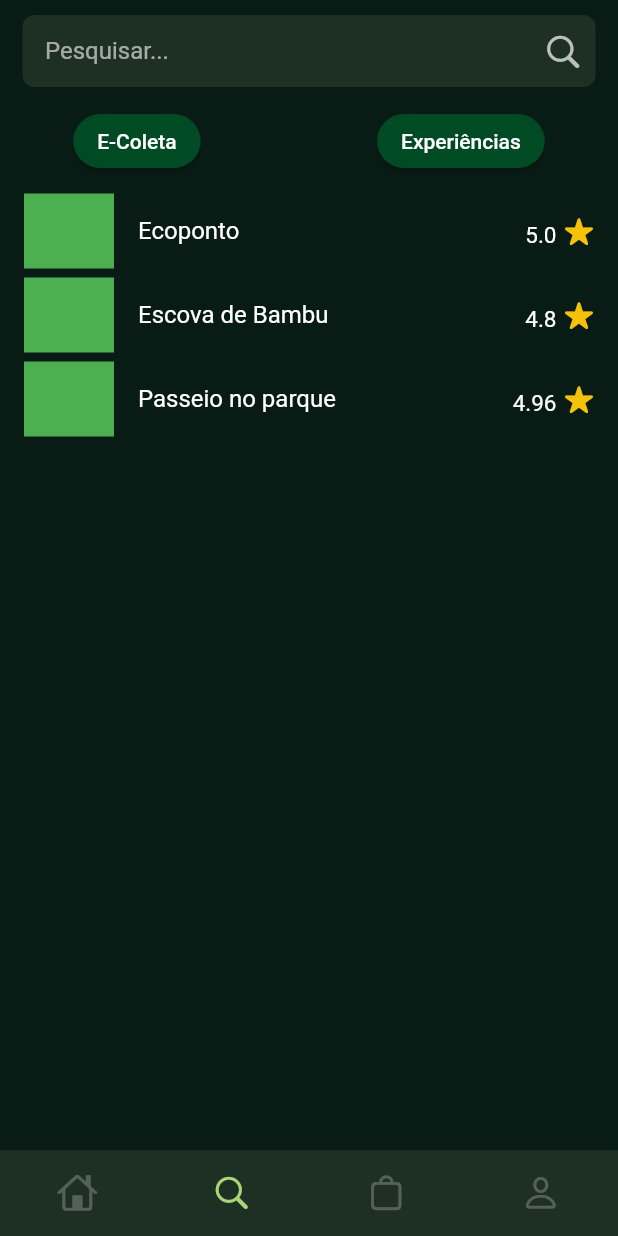
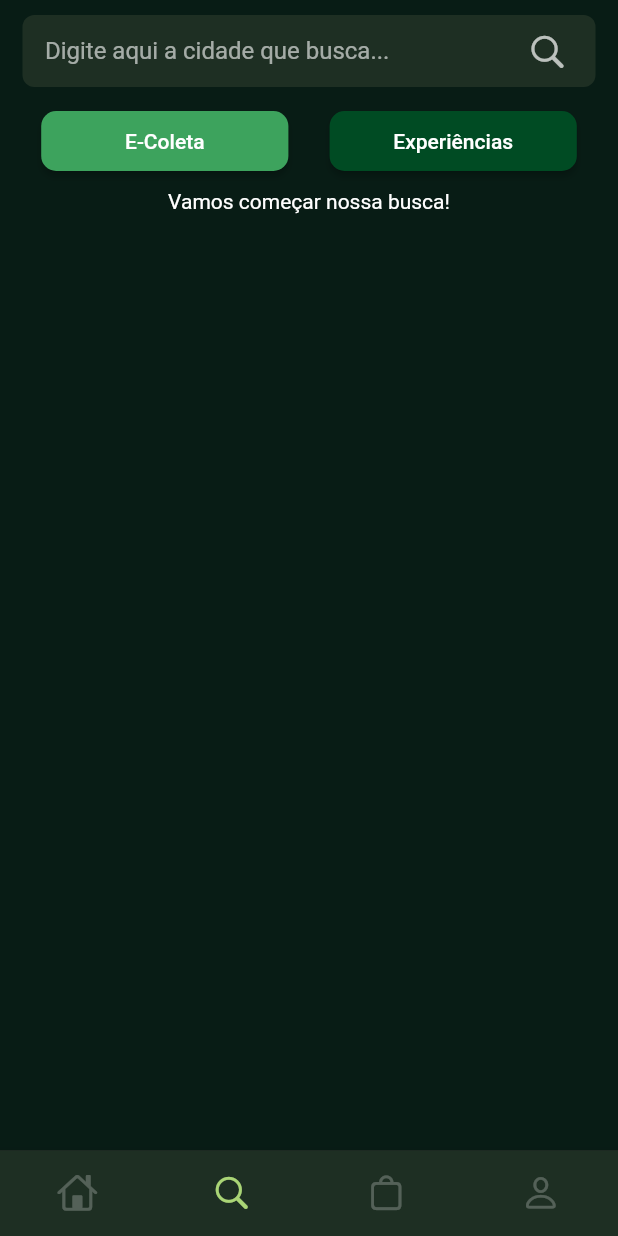
Before and after one commit to MaiaLucas/ecofinder-mobile, a Flutter app: the screen it shows after launch, item 2 of the bottom bar chosen, after a tap on "E-Coleta", on a phone screen of 412 x 824 dp. Run offline on Flutter 3.47's test engine with Material 2 defaults, Android fonts, the phone set to English and light mode, and no system bars; our stand-ins replace auto_size_text, carousel_slider, geolocator; statements that could not run were skipped.

Commit message:
integração da tela de search com a API

```diff
--- a/ecofinder/lib/screens/dashboard/dash_search.dart
+++ b/ecofinder/lib/screens/dashboard/dash_search.dart
@@ -1,3 +1,5 @@
+import 'package:ecofinder/services/api.dart';
+import 'package:ecofinder/utils/routes.dart';
 import 'package:flutter/cupertino.dart';
 import 'package:flutter/material.dart';
 import 'package:ecofinder/utils/constants.dart';
@@ -8,27 +10,35 @@ class DashSearch extends StatefulWidget {
 }
 
 class _DashSearchState extends State<DashSearch> {
+  final _searchValueController = TextEditingController();
+  String searchType = "";
+  Color colorEColeta = Color(0xFF004b23);
+  Color colorXP = Color(0xFF004b23);
+  Color optionSelected = Color(0xFF3da35d);
+  List<dynamic> listPlaces = [];
+  @override
+  void initState() {
+    super.initState();
+  }
+
+  @override
+  void dispose() {
+    super.dispose();
+  }
+
+  void search() async {
+    final searchValue = _searchValueController.text;
+    print('searchType ' + searchType);
+    final searchList =
+        await ApiService.searchPlace(city: searchValue, type: searchType);
+    print(searchList);
+    setState(() {
+      listPlaces = searchList;
+    });
+  }
+
   @override
   Widget build(BuildContext context) {
-    List<Map<String, String>> lista = [
-      {
-        "mainImage": "",
-        "title": "Ecoponto",
-        "rating": "5.0",
-      },
-      {
-        "mainImage": "",
-        "title": "Escova de Bambu",
-        "valor": "10.0",
-        "rating": "4.8",
-      },
-      {
-        "mainImage": "",
-        "title": "Passeio no parque",
-        "rating": "4.96",
-      },
-    ];
-
     return Scaffold(
       backgroundColor: Constants.BACKGROUND,
       body: SafeArea(
@@ -53,6 +63,7 @@ class _DashSearchState extends State<DashSearch> {
                         children: [
                           Expanded(
                             child: TextField(
+                              controller: _searchValueController,
                               cursorColor: Colors.white70,
                               keyboardType: TextInputType.text,
                               textInputAction: TextInputAction.go,
@@ -60,15 +71,21 @@ class _DashSearchState extends State<DashSearch> {
                                   border: InputBorder.none,
                                   contentPadding:
                                       EdgeInsets.symmetric(horizontal: 15),
-                                  hintText: "Pesquisar..."),
+                                  hintText:
+                                      "Digite aqui a cidade que busca..."),
                             ),
                           ),
                           Padding(
                             padding: const EdgeInsets.only(right: 8.0),
-                            child: Icon(
+                            child: IconButton(
+                              onPressed: () {
+                                search();
+                              },
+                              icon: Icon(
                                 CupertinoIcons.search,
+                                size: 27,
+                              ),
                               color: Colors.white70,
-                              size: 27,
                             ),
                           ),
                         ],
@@ -83,31 +100,75 @@ class _DashSearchState extends State<DashSearch> {
               children: [
                 ElevatedButton(
                   child: Text('E-Coleta'),
-                  onPressed: () {},
+                  style: ElevatedButton.styleFrom(
+                    primary: colorEColeta,
+                    minimumSize:
+                        Size(MediaQuery.of(context).size.width * 0.40, 40),
+                    shape: RoundedRectangleBorder(
+                      borderRadius: BorderRadius.circular(10.0),
                     ),
-                SizedBox(
-                  width: 20,
+                  ),
+                  onPressed: () {
+                    setState(() {
+                      searchType = colorEColeta == Color(0xFF004b23) ? "1" : "";
+                      colorEColeta = colorEColeta == Color(0xFF004b23)
+                          ? optionSelected
+                          : Color(0xFF004b23);
+                      colorXP = Color(0xFF004b23);
+                    });
+                  },
                 ),
                 ElevatedButton(
                   child: Text('Experiências'),
-                  onPressed: () {},
+                  style: ElevatedButton.styleFrom(
+                    primary: colorXP,
+                    minimumSize:
+                        Size(MediaQuery.of(context).size.width * 0.40, 40),
+                    shape: RoundedRectangleBorder(
+                      borderRadius: BorderRadius.circular(10.0),
+                    ),
+                  ),
+                  onPressed: () {
+                    setState(() {
+                      searchType = colorXP == Color(0xFF004b23) ? "2" : "";
+                      colorXP = colorXP == Color(0xFF004b23)
+                          ? optionSelected
+                          : Color(0xFF004b23);
+                      colorEColeta = Color(0xFF004b23);
+                    });
+                  },
                 ),
               ],
             ),
             SizedBox(
               height: 8,
             ),
-            Expanded(
+            listPlaces.length > 0
+                ? Expanded(
                     child: ListView.builder(
-                itemCount: lista.length,
-                itemBuilder: (context, index) => ListTile(
+                      itemCount: listPlaces.length,
+                      itemBuilder: (context, index) {
+                        return ListTile(
+                          onTap: () {
+                            print(listPlaces[index]['id']);
+                            Navigator.pushNamed(
+                              context,
+                              Routes.PLACEDETAIL,
+                              arguments: {'id': listPlaces[index]['id']},
+                            );
+                          },
                           leading: Container(
                               width: 60,
                               height: 50,
                               color: Colors.green,
-                  ),
+                              child: listPlaces[index]['images_url']?.isEmpty
+                                  ? null
+                                  : Image.network(
+                                      listPlaces[index]['images_url']['images']
+                                          [0]['path'],
+                                    )),
                           title: Text(
-                    lista[index]['title'],
+                            listPlaces[index]['title'],
                           ),
                           trailing: Row(
                             mainAxisSize: MainAxisSize.min,
@@ -115,21 +176,24 @@ class _DashSearchState extends State<DashSearch> {
                               Padding(
                                 padding: const EdgeInsets.only(top: 6),
                                 child: Text(
-                          lista[index]['rating'],
+                                  listPlaces[index]['rating'].toString(),
                                   style: TextStyle(fontSize: 15),
                                 ),
                               ),
                               SizedBox(width: 5),
                               Icon(
-                        //Icons.star,
                                 CupertinoIcons.star_fill,
                                 color: Color(0xFFF6C209),
                                 size: 20,
                               ),
                             ],
                           ),
+                        );
+                      },
                     ),
-              ),
+                  )
+                : Center(
+                    child: Text('Vamos começar nossa busca!'),
                   ),
           ],
         ),
```
Also changed, not shown: ecofinder/lib/services/api.dart (+20 -0 lines). Lines whose indentation alone changed are shown as unchanged.
